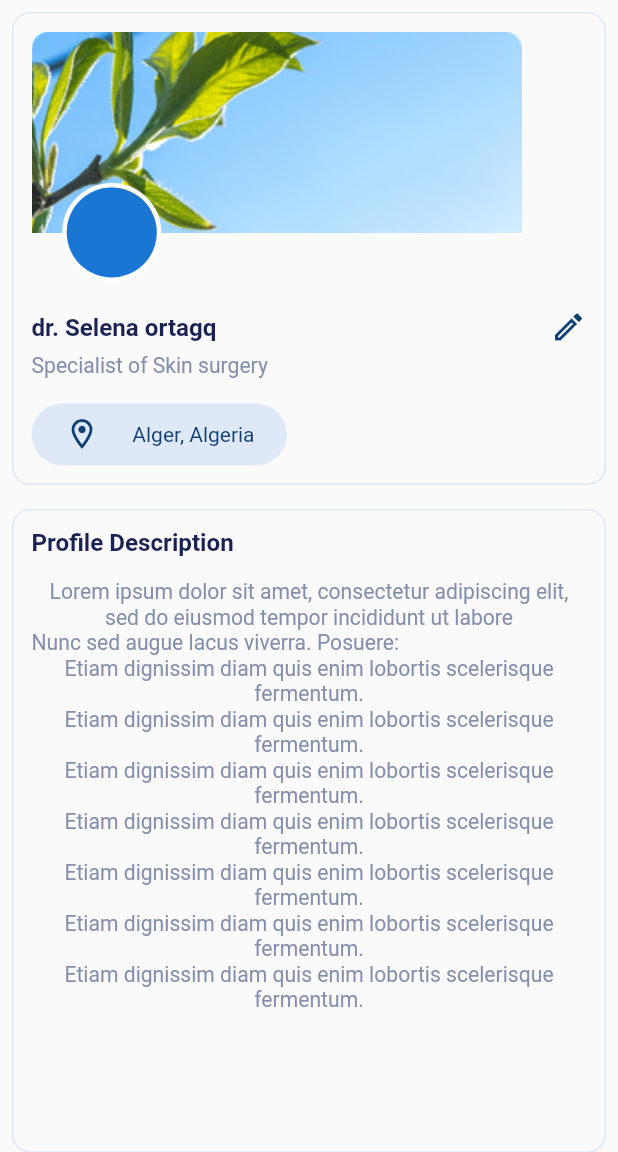
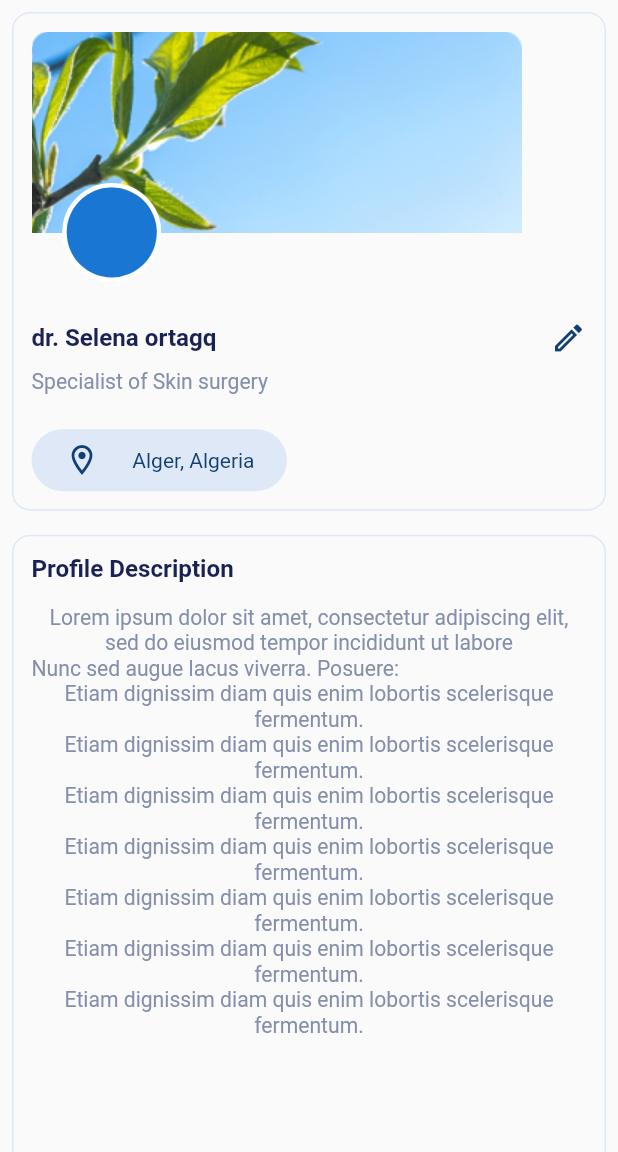
Before and after one commit to abdoNull/FakeBranch, a Flutter app: the DashboardScreen screen opened directly, scrolled down 576 dp, after a tap on the "menu" icon, after a tap on "Edit My Profile", on a phone screen of 412 x 824 dp, the part 84-1236 px from its top. Run offline on Flutter 3.47's test engine with Material 2 defaults, Android fonts, the phone set to English and light mode, and no system bars; our stand-ins replace device_preview, flutter_screenutil, pin_code_fields, syncfusion_flutter_charts; missing offline and left inert: flutter_advanced_calendar.

Commit message:
fix bugs ui

```diff
--- a/lib/main.dart
+++ b/lib/main.dart
@@ -1,5 +1,7 @@
 import 'package:flutter/material.dart';
+import 'package:device_preview/device_preview.dart';
 import 'dom_sys_app.dart';
+
 void main() {
-  runApp(  DomSysApp());
+  runApp(DevicePreview(enabled: true, builder: (context) => const DomSysApp()));
 }
--- a/lib/models/patient.dart
+++ b/lib/models/patient.dart
@@ -1,14 +1,14 @@
 class Patient {
   String fullname;
-  DateTime dateOfBirth;
+  String dateOfBirth;
   String address;
 
   Patient({required this.fullname, required this.dateOfBirth, required this.address});
 
   factory Patient.fromJson(Map<String, dynamic> json) {
     return Patient(
-      fullname: json['name'],
-      dateOfBirth:  json['dateOfBirth'],// DateTime.parse(json['dateOfBirth']),
+      fullname: json['fullname'],
+      dateOfBirth:  json['dateOfBirth'].toString(),// DateTime.parse(json['dateOfBirth']),
       address: json['address'],
     );
   }
@@ -16,7 +16,7 @@ class Patient {
   Map<String, dynamic> toJson() {
     return {
       'name': fullname,
-      'dateOfBirth': dateOfBirth.toIso8601String(),
+      'dateOfBirth': dateOfBirth, //dateOfBirth.toIso8601String(),
       'address': address,
     };
   }
--- a/lib/screens/doctor/doctor_dashboard_screen.dart
+++ b/lib/screens/doctor/doctor_dashboard_screen.dart
@@ -17,8 +17,7 @@ class DashboardScreen extends StatefulWidget {
 
 class _DashboardScreenState extends State<DashboardScreen> {
   final _calendarControllerToday = AdvancedCalendarController.today();
-  final _calendarControllerCustom =
-      AdvancedCalendarController.custom(DateTime(2023, 10, 23));
+
   final List<DateTime> events = [
     DateTime.now(),
     DateTime(2023, 10, 10),
@@ -108,8 +107,8 @@ class _DashboardScreenState extends State<DashboardScreen> {
 
   Widget _calendar() => Container(
         padding: const EdgeInsets.all(12.0),
-        height: 400,
-        width: 375,
+        height: 430.h,
+        width: 375.w,
         decoration: BoxDecoration(
           borderRadius: BorderRadius.circular(12),
           border: Border.all(
@@ -138,29 +137,9 @@ class _DashboardScreenState extends State<DashboardScreen> {
               events: events,
               startWeekDay: 1,
             ),
-            Theme(
-              data: ThemeData.light().copyWith(
-                primaryColor: Colors.red,
-                highlightColor: Colors.yellow,
-                disabledColor: Colors.green,
-              ),
-              child: AdvancedCalendar(
-                controller: _calendarControllerCustom,
-                events: events,
-                weekLineHeight: 48.0,
-                startWeekDay: 1,
-                innerDot: true,
-                keepLineSize: true,
-                calendarTextStyle: const TextStyle(
-                  fontSize: 18,
-                  fontWeight: FontWeight.w400,
-                  height: 1.3125,
-                  letterSpacing: 0,
-                ),
-              ),
-            ),
-            const SizedBox(
-              height: 10,
+
+             SizedBox(
+              height: 10.h,
             ),
             Row(
               mainAxisAlignment: MainAxisAlignment.spaceBetween,
--- a/lib/screens/patient/patient_list_screen.dart
+++ b/lib/screens/patient/patient_list_screen.dart
@@ -147,7 +147,7 @@ class _PatientListScreenState extends State<PatientListScreen> {
                     mainAxisAlignment: MainAxisAlignment.start,
                     crossAxisAlignment: CrossAxisAlignment.start,
                     children:  [
-                      CustomText16(text: patient.fullname ?? ""),
+                      CustomText16(text: patient.fullname),
                       SizedBox(
                         height: 10.h,
                       ),
--- a/lib/screens/profile/profile_screen.dart
+++ b/lib/screens/profile/profile_screen.dart
@@ -25,7 +25,7 @@ class ProfileScreen extends StatelessWidget {
         padding: const EdgeInsets.all(8.0),
         child: Container(
           padding: const EdgeInsets.all(12.0),
-          height: 313.h,
+          height: 330.h,
           width: 327.w,
           decoration: BoxDecoration(
             borderRadius: BorderRadius.circular(12),
--- a/pubspec.yaml
+++ b/pubspec.yaml
@@ -27,6 +27,7 @@ dev_dependencies:
   firebase_core: ^2.6.0
   google_sign_in: ^6.1.0
   syncfusion_flutter_charts: ^20.3.53
+  device_preview: ^1.1.0
 
 
 
```
Also changed, not shown: lib/screens/authentication/signup_screen.dart (+101 -95 lines), lib/screens/patient/patient_details_screen.dart (+5 -5 lines), lib/screens/profile/edit_profile_screen.dart (+5 -5 lines), pubspec.lock, 2 other files.
